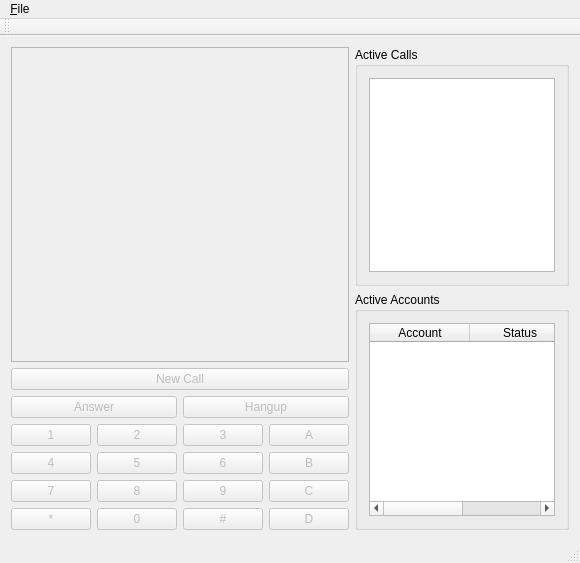
First picture: the form in fscomm/mainwindow.ui, repository karlma/freeswitch-b1.10, before the edit.
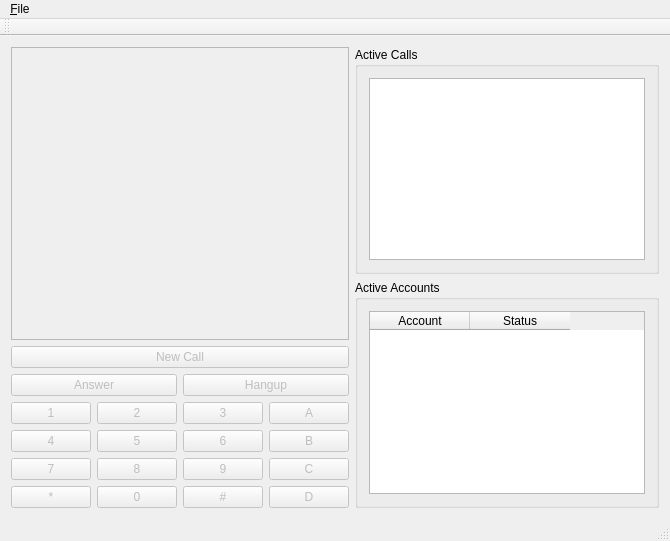
Second picture: the form after the edit.

Patch:
```diff
--- a/fscomm/mainwindow.ui
+++ b/fscomm/mainwindow.ui
@@ -6,8 +6,8 @@
    <rect>
     <x>0</x>
     <y>0</y>
-    <width>580</width>
-    <height>563</height>
+    <width>670</width>
+    <height>541</height>
    </rect>
   </property>
   <property name="windowTitle">
@@ -310,8 +310,8 @@
     <rect>
      <x>0</x>
      <y>0</y>
-     <width>580</width>
-     <height>22</height>
+     <width>670</width>
+     <height>24</height>
     </rect>
    </property>
    <widget class="QMenu" name="menu_File">
```
